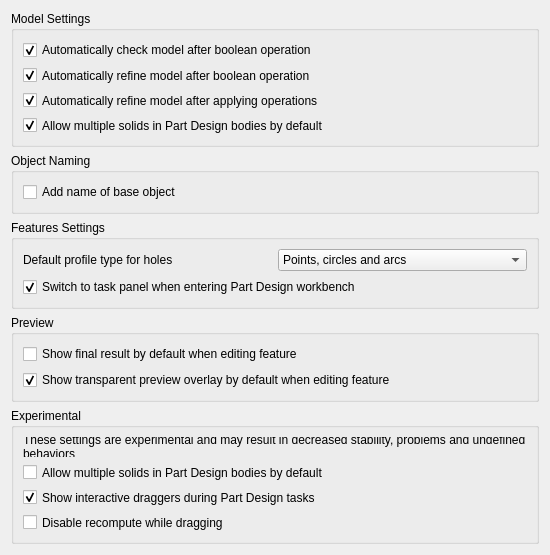
Above: src/Mod/Part/Gui/DlgSettingsGeneral.ui from southseact-3d/fcd before the change. Below: the same form after it.
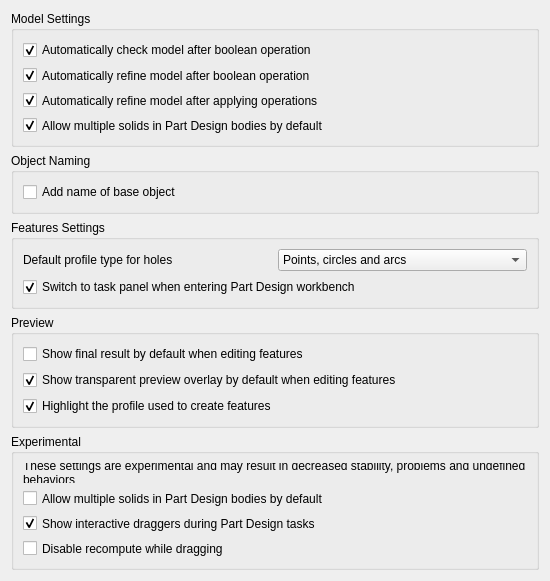
That is the form after the change. Custom widgets are drawn as their Qt base class.

Commit message:
PartDesign: Highlight profile for profile based features
This adds highlight for sketches etc that are used to create certain
featuires.

```diff
--- a/src/Mod/Part/Gui/DlgSettingsGeneral.ui
+++ b/src/Mod/Part/Gui/DlgSettingsGeneral.ui
@@ -7,7 +7,7 @@
     <x>0</x>
     <y>0</y>
     <width>550</width>
-    <height>513</height>
+    <height>552</height>
    </rect>
   </property>
   <property name="windowTitle">
@@ -203,7 +203,7 @@
       <item>
        <widget class="Gui::PrefCheckBox" name="checkShowFinalPreview">
         <property name="text">
-         <string>Show final result by default when editing feature</string>
+         <string>Show final result by default when editing features</string>
         </property>
         <property name="prefEntry" stdset="0">
          <cstring>ShowFinal</cstring>
@@ -216,7 +216,7 @@
       <item>
        <widget class="Gui::PrefCheckBox" name="checkShowTransparentPreview">
         <property name="text">
-         <string>Show transparent preview overlay by default when editing feature</string>
+         <string>Show transparent preview overlay by default when editing features</string>
         </property>
         <property name="checked">
          <bool>true</bool>
@@ -229,6 +229,22 @@
         </property>
        </widget>
       </item>
+      <item>
+       <widget class="Gui::PrefCheckBox" name="checkShowProfilePreview">
+        <property name="text">
+         <string>Highlight the profile used to create features</string>
+        </property>
+        <property name="checked">
+         <bool>true</bool>
+        </property>
+        <property name="prefEntry" stdset="0">
+         <cstring>ShowProfilePreview</cstring>
+        </property>
+        <property name="prefPath" stdset="0">
+         <cstring>Mod/PartDesign/Preview</cstring>
+        </property>
+       </widget>
+      </item>
      </layout>
     </widget>
    </item>
```
The commit also changes 4 other files.
